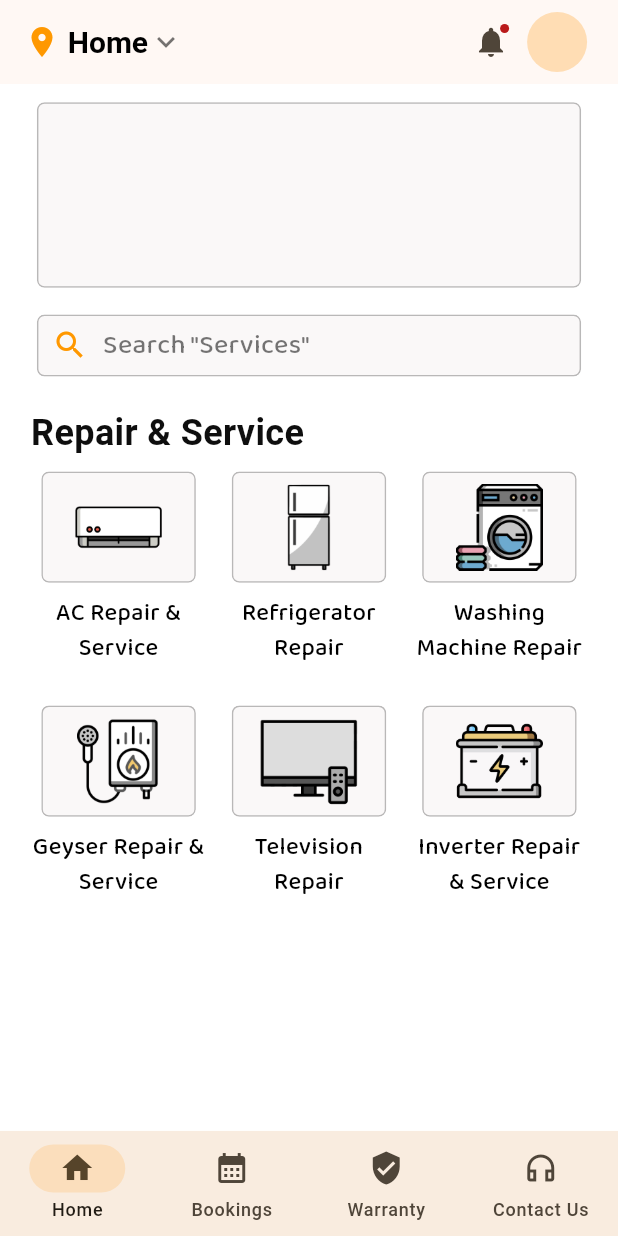
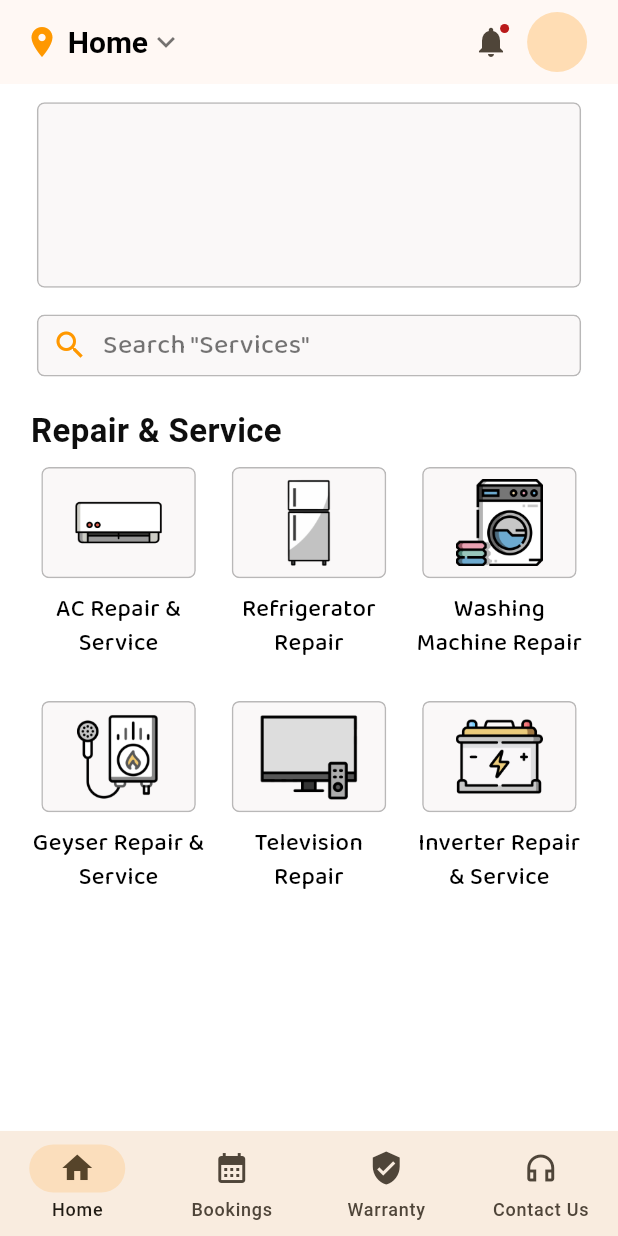
Before and after one commit to YesShubham01/zepair, a Flutter app: the screen it shows after launch, on a phone screen of 412 x 824 dp. Run offline on Flutter 3.47's test engine with Material 3 defaults, Android fonts, the phone set to English and light mode, and no system bars; our stand-ins replace gap, lottie, pinput; missing offline and left inert: disclosure; Roboto replaces fonts that are missing (SF-Pro).

Commit message:
Custom Title > fontsize reduced 🔧

```diff
--- a/lib/utils/custom widgets/custom_title.dart
+++ b/lib/utils/custom widgets/custom_title.dart
@@ -10,7 +10,7 @@ class CustomTitle extends StatelessWidget {
     return CustomText(
       text: text,
       fontFamily: FontType.sfPro,
-      size: 24,
+      size: 22,
       weight: FontWeight.bold,
     );
   }
```
